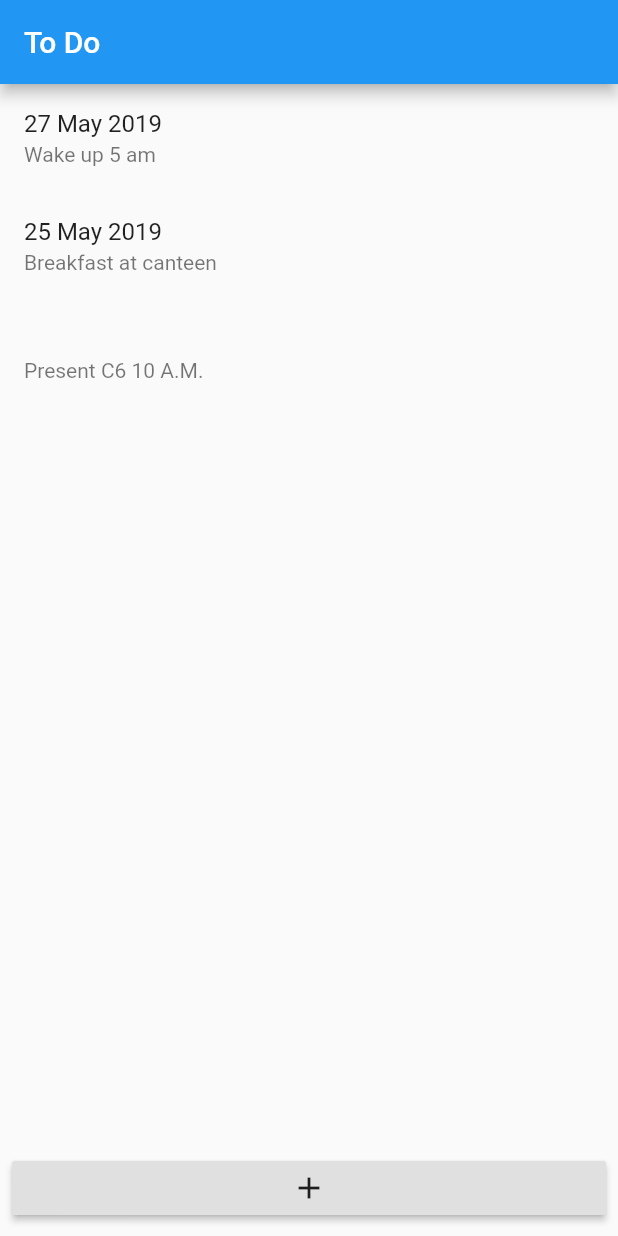
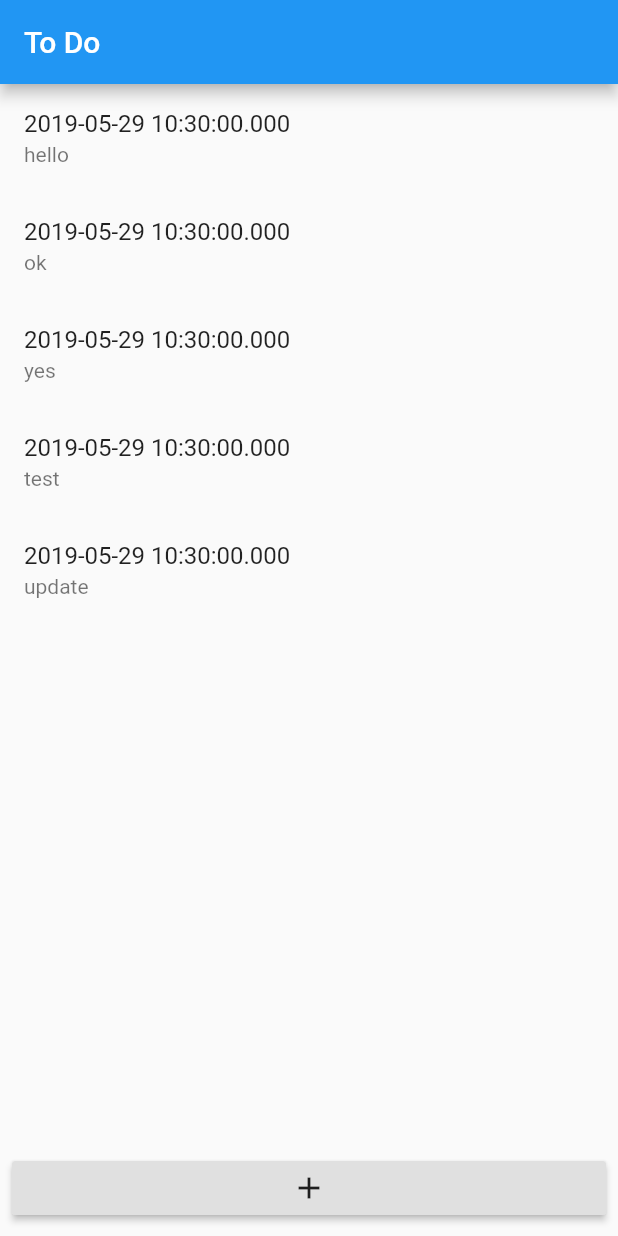
Before and after one commit to teerasej/flutter-got-it-app-irpc, a Flutter app: the screen it shows after launch, on a phone screen of 412 x 824 dp. Run offline on Flutter 3.47's test engine with Material 2 defaults, Android fonts, the phone set to English and light mode, and no system bars.

Commit message:
Create and use model for ListView builder

```diff
--- /dev/null
+++ b/lib/models/reminder_model.dart
@@ -0,0 +1,7 @@
+
+class ReminderModel {
+  String note;
+  DateTime datetime;
+
+  ReminderModel(this.note, this.datetime);
+}
--- a/lib/pages/create_page.dart
+++ b/lib/pages/create_page.dart
@@ -39,9 +39,9 @@ class CreatePage extends StatelessWidget {
                             value: false,
                           ),
                         ],
-                    )
+                      ),
                     ],
-                )
+                  ),
               ],
             ),
             Column(
--- a/lib/pages/todo_page.dart
+++ b/lib/pages/todo_page.dart
@@ -1,6 +1,17 @@
 import 'package:flutter/material.dart';
+import 'package:irpc_got_it/models/reminder_model.dart';
 
 class TodoPage extends StatelessWidget {
+
+  List<ReminderModel> _reminderList = [
+    ReminderModel('hello', DateTime.now()),
+    ReminderModel('ok', DateTime.now()),
+    ReminderModel('yes', DateTime.now()),
+    ReminderModel('test', DateTime.now()),
+    ReminderModel('update', DateTime.now()),
+  ];
+
+
   @override
   Widget build(BuildContext context) {
     return Scaffold(
@@ -11,20 +22,19 @@ class TodoPage extends StatelessWidget {
         crossAxisAlignment: CrossAxisAlignment.stretch,
         children: <Widget>[
           Expanded(
-            child: ListView(
-              children: <Widget>[
-                ListTile(
-                  title: Text('27 May 2019'),
-                  subtitle: Text('Wake up 5 am'),
-                ),
-                ListTile(
-                  title: Text('25 May 2019'),
-                  subtitle: Text('Breakfast at canteen'),
-                ),
-                ListTile(
-                  subtitle: Text('Present C6 10 A.M.'),
-                )
-              ],
+            child: ListView.builder(
+              itemCount: _reminderList.length,
+              itemBuilder: (BuildContext context, int index){
+
+                var reminder = _reminderList[index];
+
+                var widget = ListTile(
+                  title: Text(reminder.datetime.toString()),
+                  subtitle: Text(reminder.note),
+                );
+
+                return widget;
+              },
             ),
           ),
           Padding(
```
Lines whose indentation alone changed are shown as unchanged.
